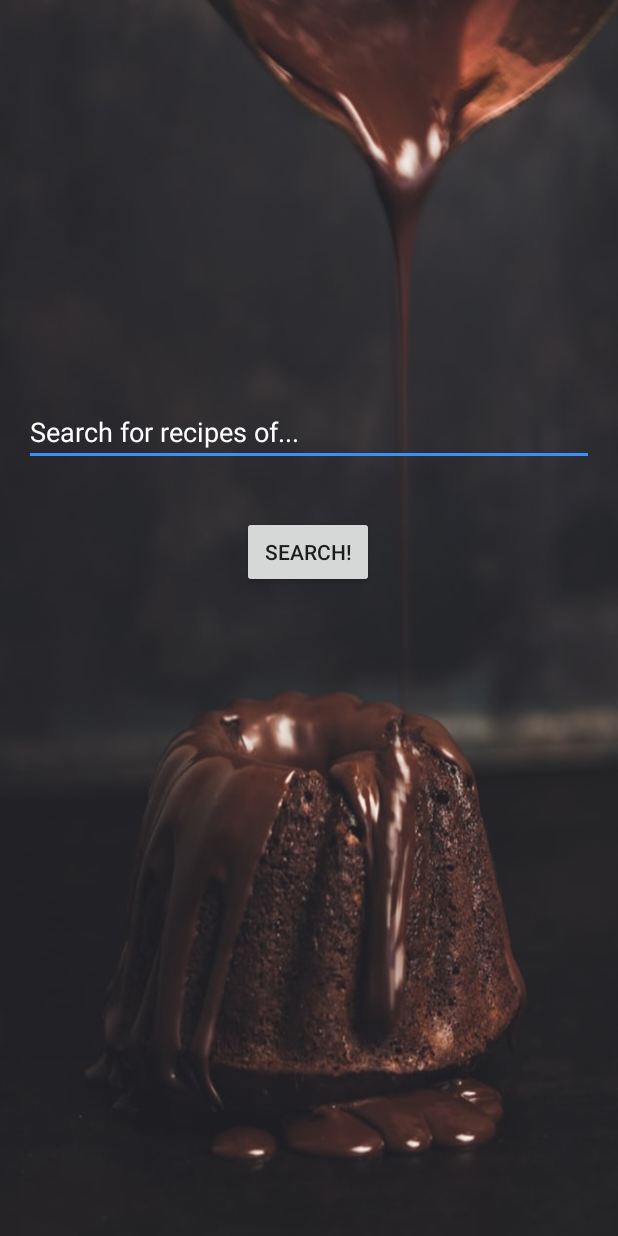
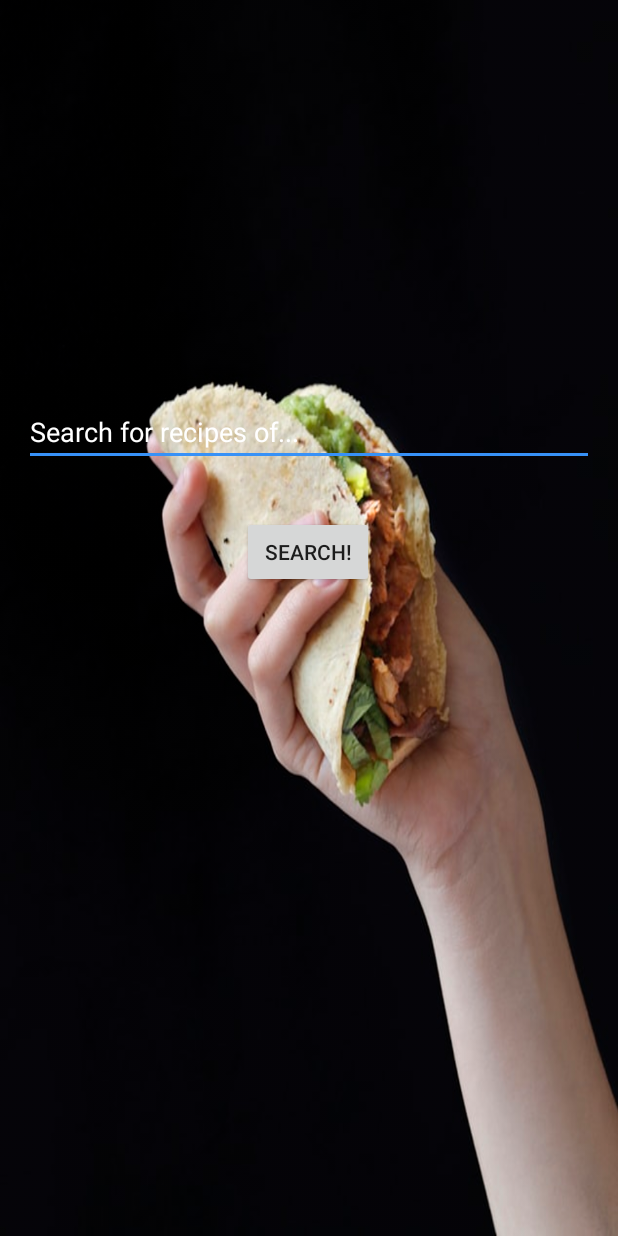
Before and after one commit to henrywong1/MyRecipeApp, an Android app: the screen it shows after launch (MainActivity), on a phone screen of 412 x 824 dp. Run offline under Robolectric (Android 15) with nearby library versions, the phone set to English and light mode, and no system bars.

Commit message:
added new background with adjusted resolution to avoid oversize bitmap

```diff
--- a/app/src/main/res/layout/activity_main.xml
+++ b/app/src/main/res/layout/activity_main.xml
@@ -4,7 +4,7 @@
     xmlns:tools="http://schemas.android.com/tools"
     android:layout_width="match_parent"
     android:layout_height="match_parent"
-    android:background="@drawable/food1"
+    android:background="@drawable/food3"
     tools:context="com.example.henry.myrecipeapp.MainActivity">
 
     <EditText
```
Also changed, not shown: app/src/main/res/drawable/food3.png (added).
